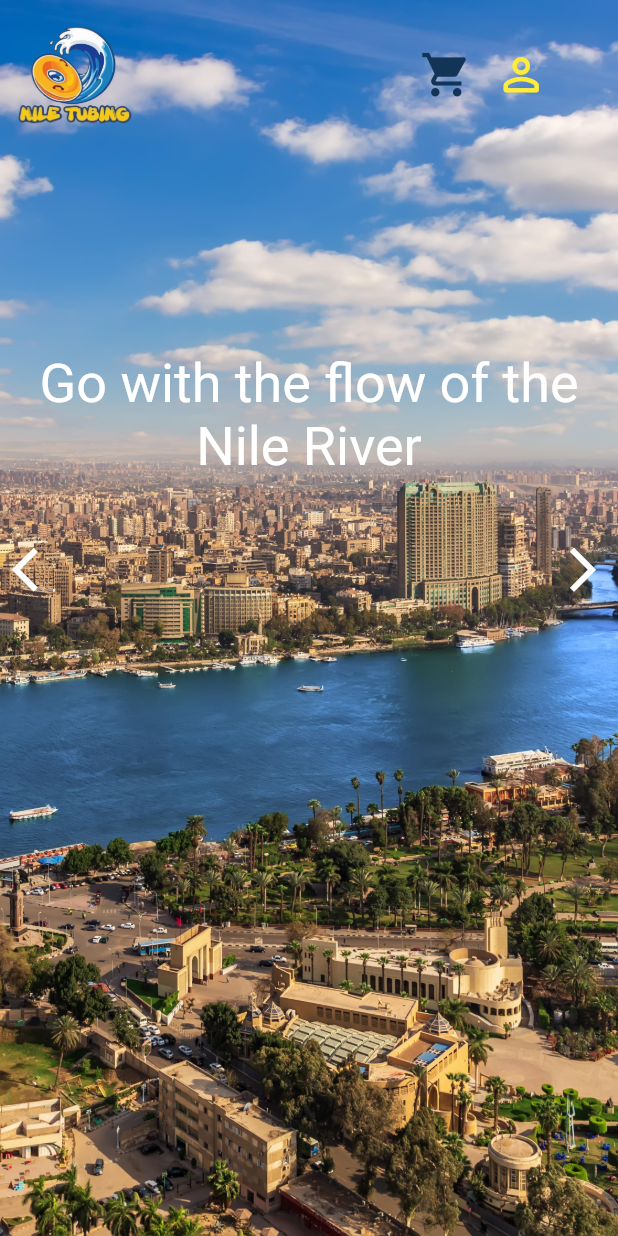
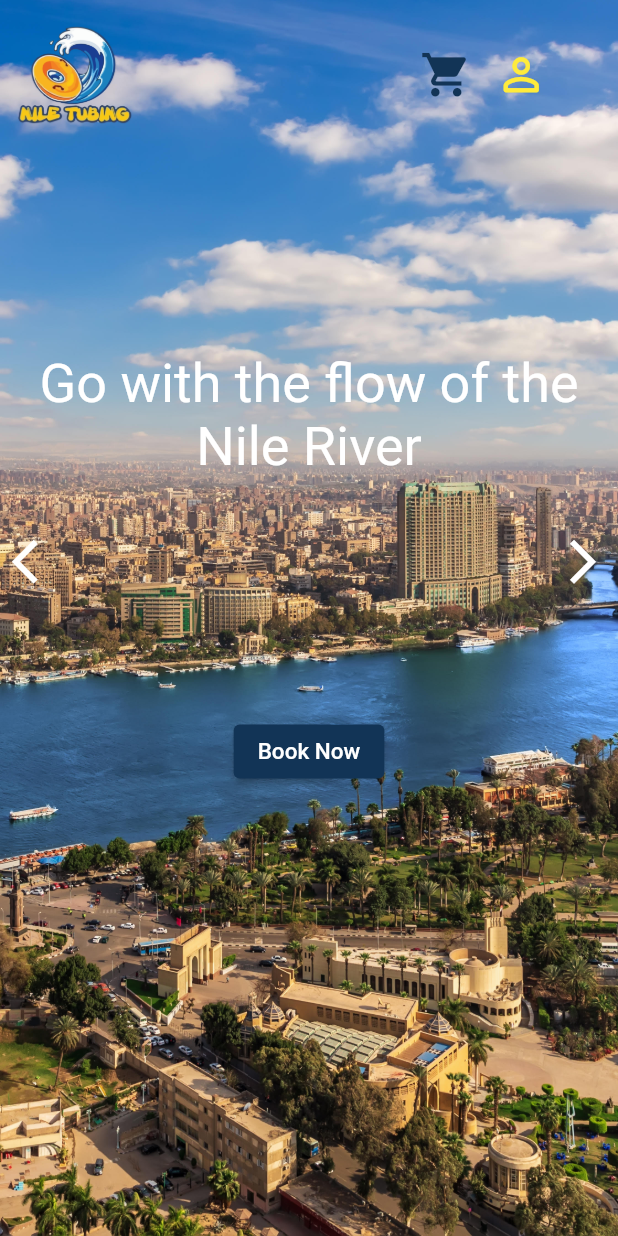
Before and after one commit to khaleddsaadd/Nile-Tubing-Mobile-App, a Flutter app: the Home screen opened directly, on a phone screen of 412 x 824 dp. Run offline on Flutter 3.47's test engine with Material 2 defaults, Android fonts, the phone set to English and light mode, and no system bars; Roboto replaces fonts that are missing (Cairo).

Commit message:
home page updated

```diff
--- a/nile_tubing_app/lib/Home.dart
+++ b/nile_tubing_app/lib/Home.dart
@@ -32,18 +32,20 @@ class Home extends StatelessWidget {
           ]),
         ),
 
-            SizedBox(height: 110),
+
 
 
             Padding(
-          padding: EdgeInsets.only(top: 25), //apply padding to some sides only
+          padding: EdgeInsets.only(top: 135), //apply padding to some sides only
           child: Text("Go with the flow of the Nile River",
               style: TextStyle(fontSize: 36 , color: Colors.white),
               textAlign: TextAlign.center),
         ),
 
-        SizedBox(height: 35),
 
+         Padding(
+          padding: EdgeInsets.only(top: 30),
+          child:
         Row(children: [
           IconButton(
             icon: const Icon(Icons.arrow_back_ios, size: 35),
@@ -58,18 +60,29 @@ class Home extends StatelessWidget {
           ),
           ],
           ),
-        SizedBox(height: 60),
+        ),
 
-          // ElevatedButton(
-          //               style: ButtonStyle(
-          //                   backgroundColor: MaterialStateProperty.all<Color>(
-          //                       Color(0xff123456))),
-          //               onPressed: () {},
-          //               child: Text('Book Now',
-          //                   style: TextStyle(
-          //                       fontSize: 15,
-          //                       color: Colors.white,
-          //                       fontFamily: 'Cairo'))),
+        Padding(
+          padding: EdgeInsets.only(top: 80),
+          child: Row(
+            // ignore: prefer_const_literals_to_create_immutables
+            mainAxisAlignment: MainAxisAlignment.center,
+            crossAxisAlignment: CrossAxisAlignment.center,
+            children: [
+               ElevatedButton(
+                        style: ButtonStyle(
+                            backgroundColor: MaterialStateProperty.all<Color>(
+                                Color(0xff123456))),
+                        onPressed: () {},
+                        child: Text('Book Now',
+                            style: TextStyle(
+                                fontSize: 15,
+                                color: Colors.white,
+                                fontFamily: 'Cairo'))),
+            ],
+          ),
+        ),
+
 
          /*ButtonBar( alignment: MainAxisAlignment.center,
 
--- a/nile_tubing_app/lib/Rides.dart
+++ b/nile_tubing_app/lib/Rides.dart
@@ -19,16 +19,6 @@ class Rides extends StatelessWidget {
           ]),
           height: 100,
         ),
-         ElevatedButton(
-                        style: ButtonStyle(
-                            backgroundColor: MaterialStateProperty.all<Color>(
-                                Color(0xff123456))),
-                        onPressed: () {},
-                        child: Text('Book Now',
-                            style: TextStyle(
-                                fontSize: 15,
-                                color: Colors.white,
-                                fontFamily: 'Cairo'))),
 
         Padding(
           padding: EdgeInsets.only(top: 25), //apply padding to some sides only
--- a/nile_tubing_app/lib/main.dart
+++ b/nile_tubing_app/lib/main.dart
@@ -6,8 +6,8 @@ import 'package:nile_tubing_app/SelectedRide.dart';
 void main() {
   runApp(MaterialApp(
     initialRoute: '/',
-    routes: {'/': (context) => Rides()},
+    //routes: {'/': (context) => Rides()},
     //routes: {'/': (context) => SelectedRide()},
-    //  routes: {'/': (context) => Home()},
+     routes: {'/': (context) => Home()},
   ));
 }
```
